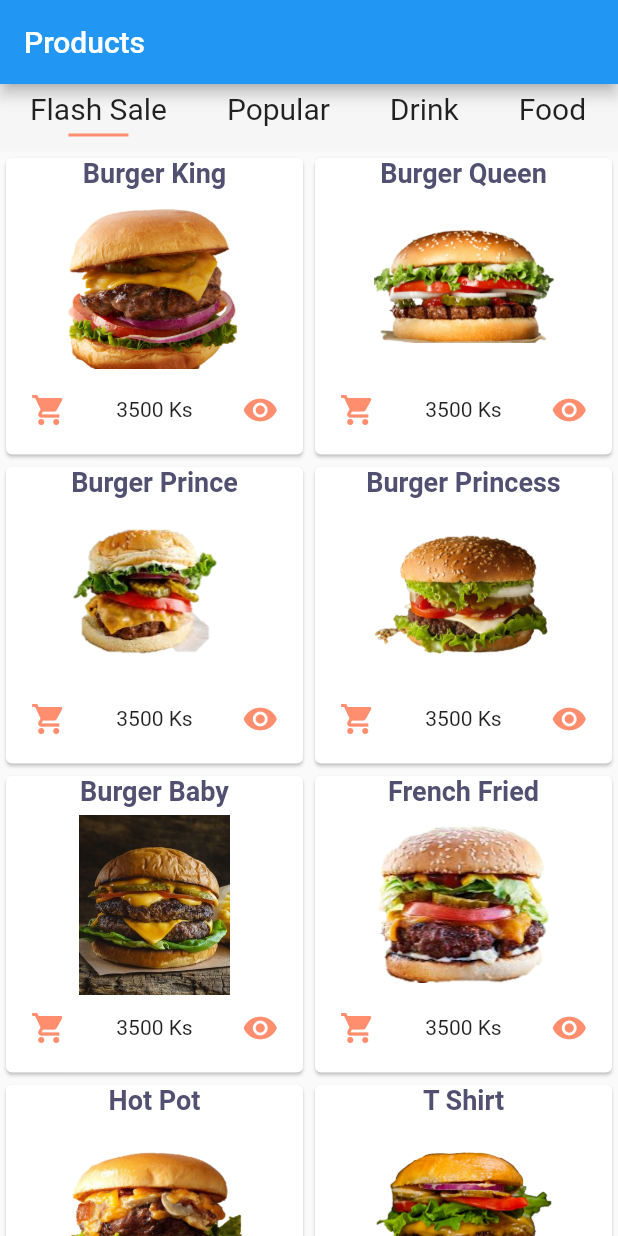
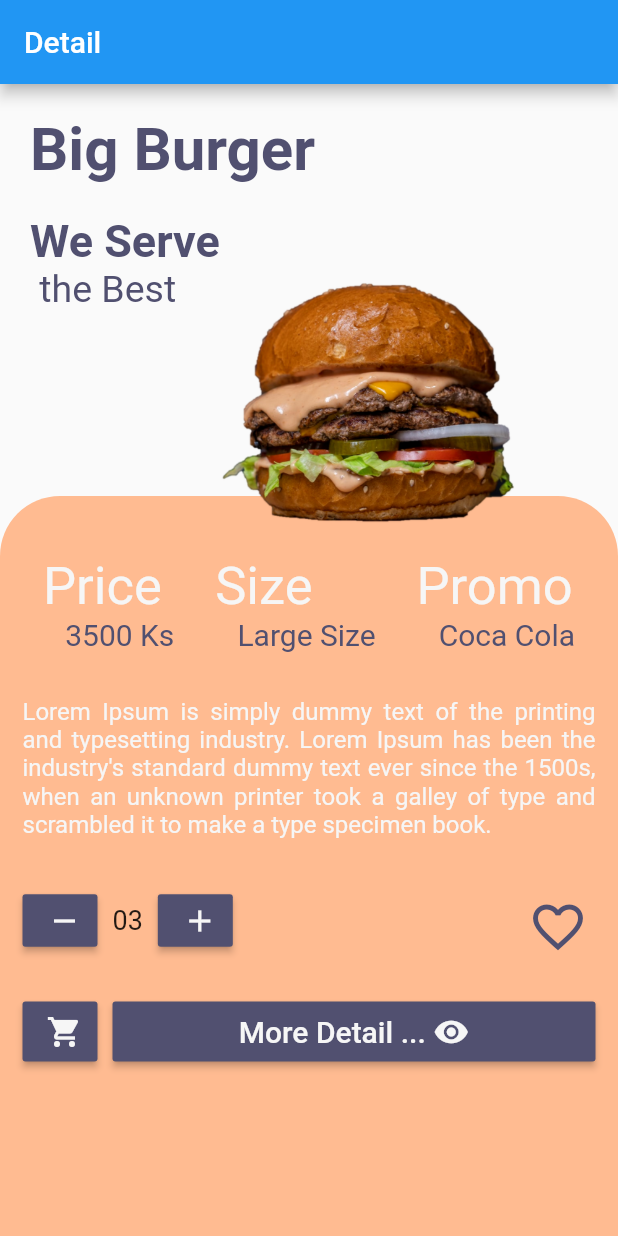
Before and after one commit to BrighterMyanmar/Flutter-FoodMonkey-Shop, a Flutter app: the screen it shows after launch, on a phone screen of 412 x 824 dp. Run offline on Flutter 3.47's test engine with Material 2 defaults, Android fonts, the phone set to English and light mode, and no system bars; our stand-ins replace flutter_swiper; Roboto replaces fonts that are missing (English).

Commit message:
Today commit

```diff
--- /dev/null
+++ b/lib/pages/Detail.dart
@@ -0,0 +1,177 @@
+import 'package:flutter/material.dart';
+import 'package:foodmonkey/utils/Constants.dart';
+
+class Detail extends StatefulWidget {
+  @override
+  _DetailState createState() => _DetailState();
+}
+
+class _DetailState extends State<Detail> {
+  @override
+  Widget build(BuildContext context) {
+    var size = MediaQuery.of(context).size;
+    return Scaffold(
+        appBar: AppBar(title: Text("Detail")),
+        body: Stack(
+          children: [
+            Container(
+              height: (size.height / 3) * 2,
+              padding: EdgeInsets.symmetric(horizontal: 15),
+              margin: EdgeInsets.only(top: size.height / 3),
+              decoration: BoxDecoration(
+                  color: secondary,
+                  borderRadius: BorderRadius.only(
+                      topLeft: Radius.circular(40),
+                      topRight: Radius.circular(40))),
+              child: Column(
+                children: [
+                  SizedBox(height: 40),
+                  Row(
+                    mainAxisAlignment: MainAxisAlignment.spaceAround,
+                    children: [
+                      _buildRichText("Price", "3500 Ks"),
+                      _buildRichText("Size", "Large Size"),
+                      _buildRichText("Promo", "Coca Cola"),
+                    ],
+                  ),
+                  SizedBox(height: 30),
+                  Text(samplePara,
+                      textAlign: TextAlign.justify,
+                      style: TextStyle(
+                        color: primary,
+                        fontSize: 16,
+                      )),
+                  SizedBox(height: 30),
+                  Row(
+                    mainAxisAlignment: MainAxisAlignment.spaceBetween,
+                    children: [
+                      Row(
+                        children: [
+                          SizedBox(
+                            width: 50,
+                            height: 35,
+                            child: RaisedButton(
+                                onPressed: () {},
+                                color: normal,
+                                child: Icon(Icons.remove, color: primary)),
+                          ),
+                          Padding(
+                            padding: EdgeInsets.symmetric(horizontal: 10),
+                            child: Text("3".padLeft(2, "0"),
+                                style: TextStyle(fontSize: 18)),
+                          ),
+                          SizedBox(
+                            width: 50,
+                            height: 35,
+                            child: RaisedButton(
+                                onPressed: () {},
+                                color: normal,
+                                child: Icon(Icons.add, color: primary)),
+                          )
+                        ],
+                      ),
+                      SizedBox(
+                        width: 53,
+                        child: IconButton(
+                            onPressed: () {},
+                            icon: Icon(Icons.favorite_border,
+                                size: 40, color: normal)),
+                      )
+                    ],
+                  ),
+                  SizedBox(height: 30),
+                  Row(
+                    children: [
+                      SizedBox(
+                          width: 50,
+                          height: 40,
+                          child: RaisedButton(
+                              onPressed: () {},
+                              color: normal,
+                              child: Icon(
+                                Icons.shopping_cart,
+                                color: primary,
+                              ))),
+                      SizedBox(width: 10),
+                      Expanded(
+                          child: SizedBox(
+                        height: 40,
+                        child: RaisedButton(
+                            onPressed: () {},
+                            color: normal,
+                            child: Row(
+                              mainAxisAlignment: MainAxisAlignment.center,
+                              children: [
+                                Text("More Detail ... ",
+                                    style: TextStyle(
+                                        fontSize: 20, color: primary)),
+                                Icon(
+                                  Icons.visibility,
+                                  color: primary,
+                                )
+                              ],
+                            )),
+                      ))
+                    ],
+                  )
+                ],
+              ),
+            ),
+            Padding(
+              padding: const EdgeInsets.symmetric(horizontal: 20),
+              child: Column(
+                crossAxisAlignment: CrossAxisAlignment.start,
+                children: [
+                  SizedBox(height: 20),
+                  Text("Big Burger",
+                      style: TextStyle(
+                          color: normal,
+                          fontSize: 40,
+                          fontWeight: FontWeight.bold)),
+                  SizedBox(height: 20),
+                  Row(
+                    crossAxisAlignment: CrossAxisAlignment.start,
+                    children: [
+                      RichText(
+                          text: TextSpan(children: [
+                        TextSpan(
+                            text: "We Serve\n",
+                            style: TextStyle(
+                                fontSize: 30,
+                                color: normal,
+                                fontWeight: FontWeight.bold,
+                                fontFamily: "English")),
+                        TextSpan(
+                            text: "\tthe Best",
+                            style: TextStyle(
+                                fontSize: 25,
+                                color: normal,
+                                fontFamily: "English"))
+                      ])),
+                      Image.asset("assets/images/9.png",
+                          width: 200, height: 250)
+                    ],
+                  )
+                ],
+              ),
+            )
+          ],
+        ));
+  }
+
+  Widget _buildRichText(t1, t2) {
+    return RichText(
+      textAlign: TextAlign.left,
+      text: TextSpan(children: [
+        TextSpan(
+            text: "$t1\n",
+            style:
+                TextStyle(fontSize: 35, color: primary, fontFamily: "English")),
+        TextSpan(
+            text: "   $t2",
+            style:
+                TextStyle(fontSize: 20, color: normal, fontFamily: "English"))
+      ]),
+    );
+  }
+}
--- a/lib/utils/Constants.dart
+++ b/lib/utils/Constants.dart
@@ -11,6 +11,8 @@ const Color primary = Color(0xFFF6F6F6);
 const Color secondary = Color(0xFFFFBB91);
 const Color accent = Color(0xFFFF8E6E);
 const Color normal = Color(0xFF515070);
+
+const samplePara = """Lorem Ipsum is simply dummy text of the printing and typesetting industry. Lorem Ipsum has been the industry's standard dummy text ever since the 1500s, when an unknown printer took a galley of type and scrambled it to make a type specimen book.""";
 
 List<Category> cats = [
     Category(name: "Burger",image: "Category_Burger.png"),
```
Also changed, not shown: lib/main.dart (+6 -2 lines), lib/pages/Preview.dart (added, +139 -0 lines), assets/pages/1_Flash Screen.png (added), assets/pages/3_Home.png (added), assets/pages/3_Preview.png (added), assets/pages/3_Preview_2.png (added), assets/pages/4_Detail.png (added), assets/pages/4__Products.png (added), assets/pages/5_Login.png (added), assets/pages/6_Register.png (added), assets/pages/7_Cart.png (added), assets/pages/8_Chat.png (added), assets/pages/9_History.png (added).
